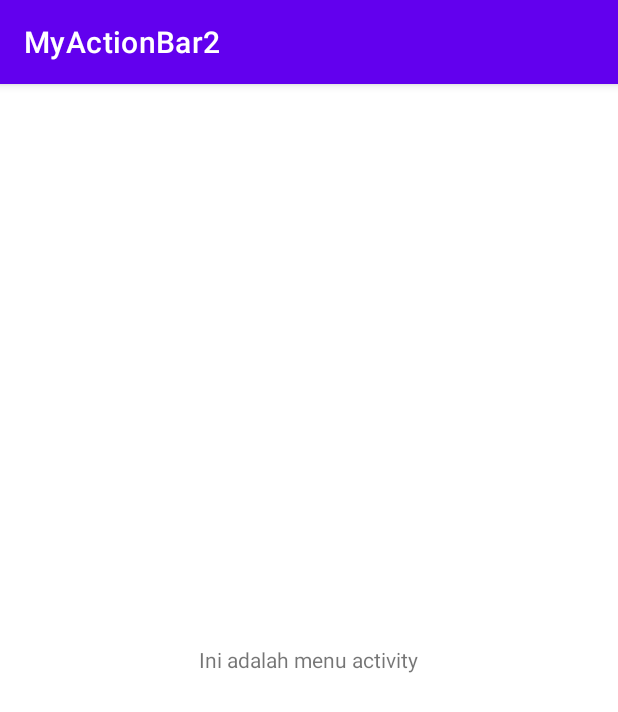
After one commit to msaifurrijaal/android-development-fundamental, an Android app: the MenuActivity screen opened directly, with no data from a screen before it, on a phone screen of 412 x 824 dp. The commit adds this screen. Shown: the top 712 px of the screen. Run offline under Robolectric (Android 15) with nearby library versions, the light colour scheme and no system bars.

Commit message:
add option menu on action bar

```diff
--- a/app/build.gradle
+++ b/app/build.gradle
@@ -29,6 +29,9 @@ android {
     kotlinOptions {
         jvmTarget = '1.8'
     }
+    viewBinding {
+        enabled = true
+    }
 }
 
 dependencies {
--- a/app/src/main/AndroidManifest.xml
+++ b/app/src/main/AndroidManifest.xml
@@ -14,6 +14,9 @@
         android:theme="@style/Theme.MyActionBar2"
         tools:targetApi="31">
         <activity
+            android:name=".MenuActivity"
+            android:exported="false" />
+        <activity
             android:name=".MainActivity"
             android:exported="true">
             <intent-filter>
--- /dev/null
+++ b/app/src/main/java/com/example/myactionbar2/MenuActivity.kt
@@ -0,0 +1,11 @@
+package com.example.myactionbar2
+
+import androidx.appcompat.app.AppCompatActivity
+import android.os.Bundle
+
+class MenuActivity : AppCompatActivity() {
+    override fun onCreate(savedInstanceState: Bundle?) {
+        super.onCreate(savedInstanceState)
+        setContentView(R.layout.activity_menu)
+    }
+}
--- /dev/null
+++ b/app/src/main/res/drawable/ic_announcement_white_24.xml
@@ -0,0 +1,5 @@
+<vector android:height="24dp" android:tint="#FFFFFF"
+    android:viewportHeight="24" android:viewportWidth="24"
+    android:width="24dp" xmlns:android="http://schemas.android.com/apk/res/android">
+    <path android:fillColor="@android:color/white" android:pathData="M20,2L4,2c-1.1,0 -1.99,0.9 -1.99,2L2,22l4,-4h14c1.1,0 2,-0.9 2,-2L22,4c0,-1.1 -0.9,-2 -2,-2zM13,11h-2L11,5h2v6zM13,15h-2v-2h2v2z"/>
+</vector>
--- /dev/null
+++ b/app/src/main/res/layout/activity_menu.xml
@@ -0,0 +1,14 @@
+<?xml version="1.0" encoding="utf-8"?>
+<RelativeLayout xmlns:android="http://schemas.android.com/apk/res/android"
+    xmlns:tools="http://schemas.android.com/tools"
+    android:id="@+id/activity_menu"
+    android:layout_width="match_parent"
+    android:layout_height="match_parent"
+    tools:context="com.example.myactionbar2.MenuActivity">
+
+    <TextView
+        android:layout_width="wrap_content"
+        android:layout_height="wrap_content"
+        android:layout_centerInParent="true"
+        android:text="@string/this_activity" />
+</RelativeLayout>
```
Also changed, not shown: app/src/main/java/com/example/myactionbar2/MainActivity.kt (+35 -1 lines), app/src/main/java/com/example/myactionbar2/MenuFragment.kt (added, +19 -0 lines), app/src/main/res/layout/activity_main.xml (+8 -13 lines), app/src/main/res/layout/fragment_menu.xml (added, +13 -0 lines), app/src/main/res/menu/option_menu.xml (added, +12 -0 lines), app/src/main/res/values/strings.xml (+7 -0 lines).
